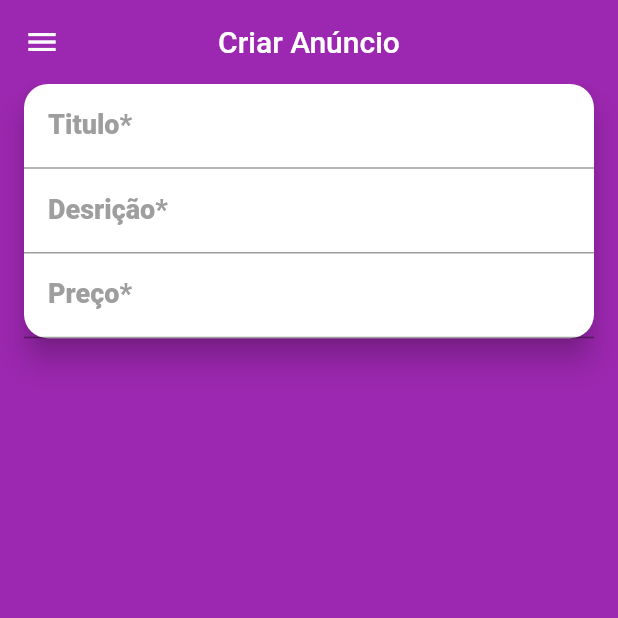
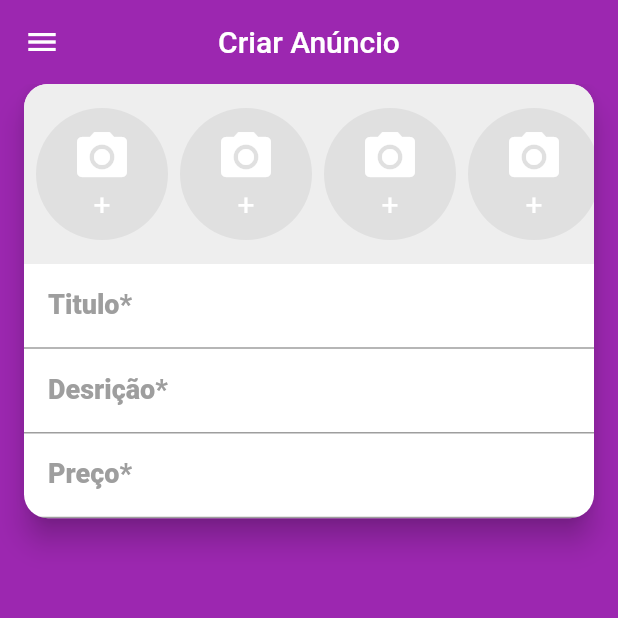
Before and after one commit to Abnner13/Jujuri_OLX, a Flutter app: the screen it shows after launch, swiped to page 2, on a phone screen of 412 x 824 dp, the top half of it. Run offline on Flutter 3.47's test engine with Material 2 defaults, Android fonts, the phone set to English and light mode, and no system bars; our stand-ins replace brasil_fields, flutter_mobx, get_it, mobx, parse_server_sdk_flutter; accounts and stored records are empty; generated files the repository leaves out were written again.

Commit message:
fazendo campos de imagem e modal pra IOS & ADR

```diff
--- a/lib/Screens/Create/CreateScreen.dart
+++ b/lib/Screens/Create/CreateScreen.dart
@@ -2,6 +2,7 @@ import 'package:brasil_fields/brasil_fields.dart';
 import 'package:flutter/material.dart';
 import 'package:flutter/services.dart';
 import 'package:jujuri_mobx/Components/CustomDrawer/CustomDrawer.dart';
+import 'package:jujuri_mobx/Screens/Create/components/ImagesField.dart';
 
 class CreateScreen extends StatelessWidget {
   final labelStyle = TextStyle(
@@ -19,12 +20,14 @@ class CreateScreen extends StatelessWidget {
       ),
       drawer: CustomDrawer(),
       body: Card(
+        clipBehavior: Clip.antiAlias,
         shape: RoundedRectangleBorder(borderRadius: BorderRadius.circular(16)),
         elevation: 8,
         margin: const EdgeInsets.symmetric(horizontal: 16),
         child: Column(
           mainAxisSize: MainAxisSize.min,
           children: <Widget>[
+            ImagesField(),
             TextFormField(
               decoration: InputDecoration(
                 labelText: 'Titulo*',
--- /dev/null
+++ b/lib/Screens/Create/components/ImagesField.dart
@@ -0,0 +1,48 @@
+import 'dart:io';
+
+import 'package:flutter/cupertino.dart';
+import 'package:flutter/material.dart';
+import 'package:jujuri_mobx/Screens/Create/components/ImageSourceModal.dart';
+
+class ImagesField extends StatelessWidget {
+  @override
+  Widget build(BuildContext context) {
+    return Container(
+        color: Colors.grey[200],
+        height: 120,
+        child: ListView.builder(
+          scrollDirection: Axis.horizontal,
+          itemCount: 5,
+          itemBuilder: (_, index) {
+            return Padding(
+              padding: const EdgeInsets.fromLTRB(8, 8, 0, 8),
+              child: GestureDetector(
+                onTap: () {
+                  if (Platform.isAndroid) {
+                    showModalBottomSheet(
+                        context: context, builder: (_) => ImageSourceModal());
+                  } else {
+                    showCupertinoModalPopup(
+                        context: context, builder: (_) => ImageSourceModal());
+                  }
+                },
+                child: CircleAvatar(
+                  radius: 44,
+                  backgroundColor: Colors.grey[300],
+                  child: Column(
+                    mainAxisAlignment: MainAxisAlignment.center,
+                    children: [
+                      Icon(Icons.camera_alt, size: 40, color: Colors.white),
+                      Text(
+                        '+',
+                        style: TextStyle(color: Colors.white, fontSize: 20),
+                      )
+                    ],
+                  ),
+                ),
+              ),
+            );
+          },
+        ));
+  }
+}
```
Also changed, not shown: lib/Screens/Create/components/ImageSourceModal.dart (added, +52 -0 lines).
